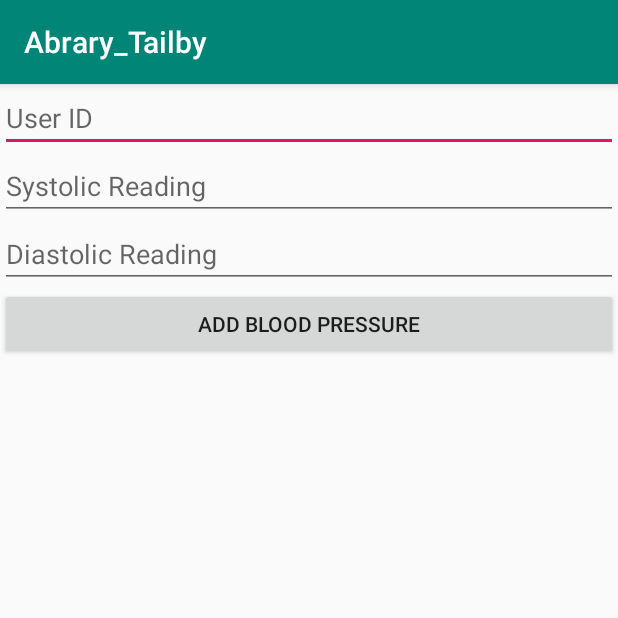
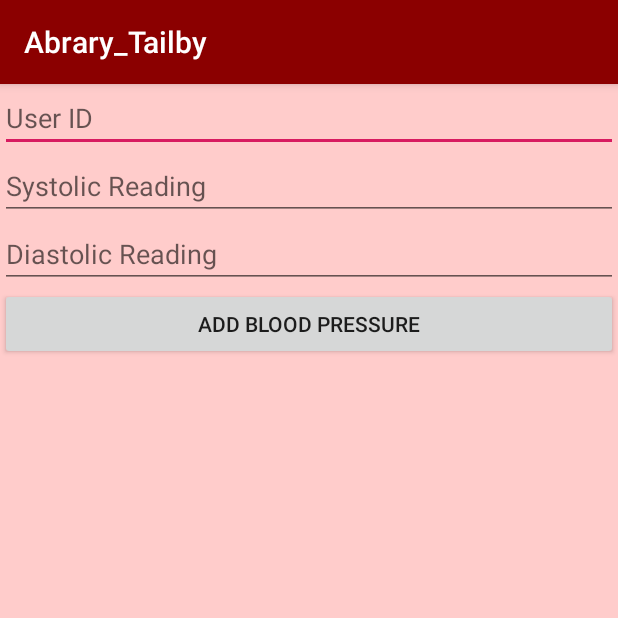
Before and after one commit to lastgitforlife/Android_Assignment_2, an Android app: the screen it shows after launch (MainActivity), on a phone screen of 412 x 824 dp, the top half of it. Run offline under Robolectric (Android 15) with nearby library versions, the phone set to English and light mode, and no system bars; our stand-ins replace Firebase (no records; nobody signed in at launch, a user with empty details on screens opened directly).

Commit message:
Changed colors
Signed-off-by: Matthew Abrary <mabrary@my.bcit.ca>

```diff
--- a/app/src/main/res/layout/activity_main.xml
+++ b/app/src/main/res/layout/activity_main.xml
@@ -5,7 +5,8 @@
     android:layout_width="match_parent"
     android:layout_height="match_parent"
     android:orientation="vertical"
-    tools:context=".MainActivity">
+    tools:context=".MainActivity"
+    android:background="@color/red">
 
     <ScrollView
         android:layout_width="match_parent"
--- a/app/src/main/res/values/colors.xml
+++ b/app/src/main/res/values/colors.xml
@@ -1,6 +1,7 @@
 <?xml version="1.0" encoding="utf-8"?>
 <resources>
-    <color name="colorPrimary">#008577</color>
+    <color name="colorPrimary">#8b0000</color>
     <color name="colorPrimaryDark">#00574B</color>
     <color name="colorAccent">#D81B60</color>
+    <color name="red">#ffcccb</color>
 </resources>
```
